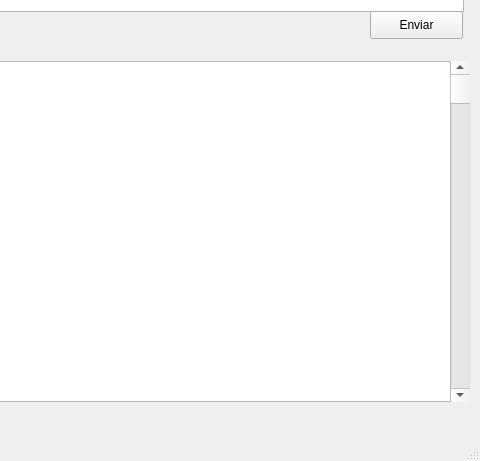
Before: the Qt Designer form ProyectoBD2Qt/ProyectoQt/gui.ui in XChanitoX/Proyecto1_BD2, drawn with Qt 5; both pictures show x 320 to 800 and y 139 to 600 of the 800 by 600 pixel window.
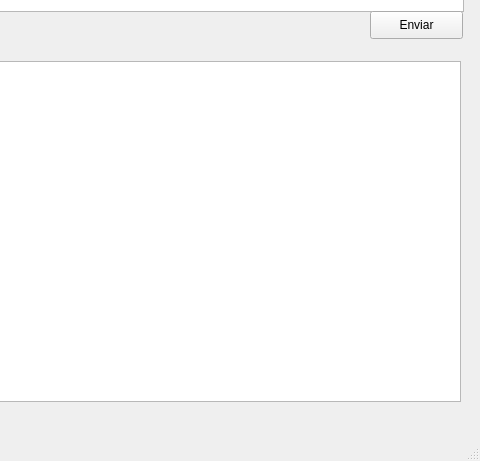
After: the same form once the commit is applied.

The edit to the form file:
```diff
--- a/ProyectoBD2Qt/ProyectoQt/gui.ui
+++ b/ProyectoBD2Qt/ProyectoQt/gui.ui
@@ -19,7 +19,7 @@
      <rect>
       <x>20</x>
       <y>200</y>
-      <width>751</width>
+      <width>761</width>
       <height>341</height>
      </rect>
     </property>
@@ -73,19 +73,6 @@
      </rect>
     </property>
    </widget>
-   <widget class="QScrollBar" name="verticalScrollBar">
-    <property name="geometry">
-     <rect>
-      <x>770</x>
-      <y>200</y>
-      <width>20</width>
-      <height>341</height>
-     </rect>
-    </property>
-    <property name="orientation">
-     <enum>Qt::Vertical</enum>
-    </property>
-   </widget>
   </widget>
   <widget class="QMenuBar" name="menubar">
    <property name="geometry">
```
